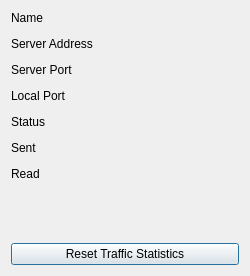
Old version of the form src/statusdialog.ui in the repository shadowsocks/shadowsocks-qt5.
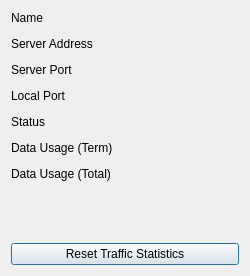
New version of the form.

Commit message:
term and total data usage #128 work in progress
they replace old received and sent bytes. when you upgrade from old
version of ss-qt5, the data usage may be a bit odd

```diff
--- a/src/statusdialog.ui
+++ b/src/statusdialog.ui
@@ -76,7 +76,7 @@
    <item row="5" column="0">
     <widget class="QLabel" name="_bsLabel">
      <property name="text">
-      <string>Sent</string>
+      <string>Data Usage (Term)</string>
      </property>
     </widget>
    </item>
@@ -117,7 +117,7 @@
    <item row="6" column="0">
     <widget class="QLabel" name="_brLabel">
      <property name="text">
-      <string>Read</string>
+      <string>Data Usage (Total)</string>
      </property>
     </widget>
    </item>
```
Left out of the diff: 8 changed lines with no effect on the pictures. The commit also changes 8 other files.
